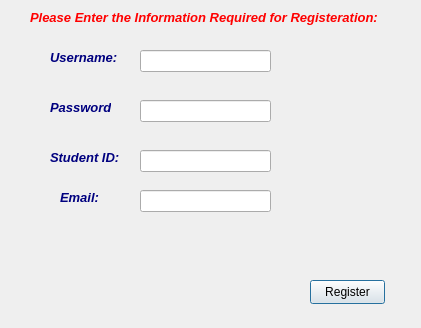
This is register.ui in Dalia0Hassan/AUC-UCMS as Qt 5 draws it before an edit. The edited form follows.
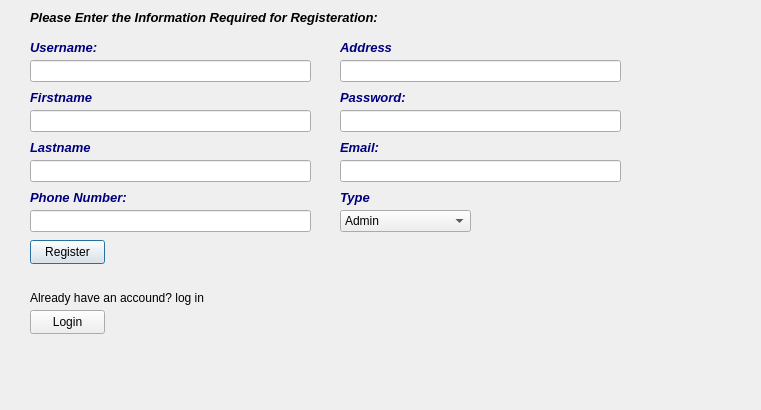
This is the edited form.

What changed in the file:
```diff
--- a/register.ui
+++ b/register.ui
@@ -6,8 +6,8 @@
    <rect>
     <x>0</x>
     <y>0</y>
-    <width>421</width>
-    <height>328</height>
+    <width>761</width>
+    <height>410</height>
    </rect>
   </property>
   <property name="windowTitle">
@@ -23,15 +23,15 @@
     </rect>
    </property>
    <property name="text">
-    <string>&lt;html&gt;&lt;head/&gt;&lt;body&gt;&lt;p&gt;&lt;span style=&quot; font-size:10pt; font-weight:700; font-style:italic; color:#ff0000;&quot;&gt;Please Enter the Information Required for Registeration:&lt;/span&gt;&lt;/p&gt;&lt;/body&gt;&lt;/html&gt;</string>
+    <string>&lt;html&gt;&lt;head/&gt;&lt;body&gt;&lt;p&gt;&lt;span style=&quot; font-size:10pt; font-weight:700; font-style:italic; color:#000000;&quot;&gt;Please Enter the Information Required for Registeration:&lt;/span&gt;&lt;/p&gt;&lt;/body&gt;&lt;/html&gt;</string>
    </property>
   </widget>
   <widget class="QLabel" name="label__R_username">
    <property name="geometry">
     <rect>
-     <x>50</x>
-     <y>50</y>
-     <width>81</width>
+     <x>30</x>
+     <y>40</y>
+     <width>271</width>
      <height>16</height>
     </rect>
    </property>
@@ -42,9 +42,9 @@
   <widget class="QLabel" name="label__R_password">
    <property name="geometry">
     <rect>
-     <x>50</x>
-     <y>100</y>
-     <width>61</width>
+     <x>340</x>
+     <y>90</y>
+     <width>281</width>
      <height>16</height>
     </rect>
    </property>
@@ -55,9 +55,9 @@
   <widget class="QLabel" name="label__R_email">
    <property name="geometry">
     <rect>
-     <x>60</x>
-     <y>190</y>
-     <width>49</width>
+     <x>340</x>
+     <y>140</y>
+     <width>281</width>
      <height>16</height>
     </rect>
    </property>
@@ -68,19 +68,9 @@
   <widget class="QLineEdit" name="lineEdit_R_username">
    <property name="geometry">
     <rect>
-     <x>140</x>
-     <y>50</y>
-     <width>131</width>
-     <height>22</height>
-    </rect>
-   </property>
-  </widget>
-  <widget class="QLineEdit" name="lineEdit__R_password">
-   <property name="geometry">
-    <rect>
-     <x>140</x>
-     <y>100</y>
-     <width>131</width>
+     <x>340</x>
+     <y>110</y>
+     <width>281</width>
      <height>22</height>
     </rect>
    </property>
@@ -88,12 +78,25 @@
     <enum>QLineEdit::EchoMode::Password</enum>
    </property>
   </widget>
+  <widget class="QLineEdit" name="lineEdit__R_username">
+   <property name="geometry">
+    <rect>
+     <x>30</x>
+     <y>60</y>
+     <width>281</width>
+     <height>22</height>
+    </rect>
+   </property>
+   <property name="echoMode">
+    <enum>QLineEdit::EchoMode::Normal</enum>
+   </property>
+  </widget>
   <widget class="QLineEdit" name="lineEdit__R_email">
    <property name="geometry">
     <rect>
-     <x>140</x>
-     <y>190</y>
-     <width>131</width>
+     <x>340</x>
+     <y>160</y>
+     <width>281</width>
      <height>22</height>
     </rect>
    </property>
@@ -101,8 +104,8 @@
   <widget class="QPushButton" name="pushButton">
    <property name="geometry">
     <rect>
-     <x>310</x>
-     <y>280</y>
+     <x>30</x>
+     <y>240</y>
      <width>75</width>
      <height>24</height>
     </rect>
@@ -111,30 +114,164 @@
     <string>Register</string>
    </property>
   </widget>
-  <widget class="QLabel" name="label__R_password_2">
+  <widget class="QLineEdit" name="lineEdit__R_phone">
    <property name="geometry">
     <rect>
-     <x>50</x>
-     <y>150</y>
-     <width>81</width>
+     <x>30</x>
+     <y>210</y>
+     <width>281</width>
+     <height>22</height>
+    </rect>
+   </property>
+  </widget>
+  <widget class="QLabel" name="label__R_email_2">
+   <property name="geometry">
+    <rect>
+     <x>30</x>
+     <y>190</y>
+     <width>271</width>
      <height>16</height>
     </rect>
    </property>
    <property name="text">
-    <string>&lt;html&gt;&lt;head/&gt;&lt;body&gt;&lt;p&gt;&lt;span style=&quot; font-size:10pt; font-weight:700; font-style:italic; color:#00007f;&quot;&gt;Student ID:&lt;/span&gt;&lt;/p&gt;&lt;/body&gt;&lt;/html&gt;</string>
+    <string>&lt;html&gt;&lt;head/&gt;&lt;body&gt;&lt;p&gt;&lt;span style=&quot; font-size:10pt; font-weight:700; font-style:italic; color:#00007f;&quot;&gt;Phone Number:&lt;/span&gt;&lt;/p&gt;&lt;/body&gt;&lt;/html&gt;</string>
    </property>
   </widget>
   <widget class="QLineEdit" name="lineEdit__R_studentid">
    <property name="geometry">
     <rect>
-     <x>140</x>
-     <y>150</y>
+     <x>340</x>
+     <y>60</y>
+     <width>281</width>
+     <height>22</height>
+    </rect>
+   </property>
+   <property name="echoMode">
+    <enum>QLineEdit::EchoMode::Normal</enum>
+   </property>
+  </widget>
+  <widget class="QLabel" name="label__R_username_2">
+   <property name="geometry">
+    <rect>
+     <x>340</x>
+     <y>40</y>
+     <width>271</width>
+     <height>16</height>
+    </rect>
+   </property>
+   <property name="text">
+    <string>&lt;html&gt;&lt;head/&gt;&lt;body&gt;&lt;p&gt;&lt;span style=&quot; font-size:10pt; font-weight:700; font-style:italic; color:#00007f;&quot;&gt;Address&lt;/span&gt;&lt;/p&gt;&lt;/body&gt;&lt;/html&gt;</string>
+   </property>
+  </widget>
+  <widget class="QLineEdit" name="lineEdit__R_firstname">
+   <property name="geometry">
+    <rect>
+     <x>30</x>
+     <y>110</y>
+     <width>281</width>
+     <height>22</height>
+    </rect>
+   </property>
+   <property name="echoMode">
+    <enum>QLineEdit::EchoMode::Normal</enum>
+   </property>
+  </widget>
+  <widget class="QLabel" name="label__R_username_3">
+   <property name="geometry">
+    <rect>
+     <x>30</x>
+     <y>90</y>
+     <width>271</width>
+     <height>16</height>
+    </rect>
+   </property>
+   <property name="text">
+    <string>&lt;html&gt;&lt;head/&gt;&lt;body&gt;&lt;p&gt;&lt;span style=&quot; font-size:10pt; font-weight:700; font-style:italic; color:#00007f;&quot;&gt;Firstname&lt;/span&gt;&lt;/p&gt;&lt;/body&gt;&lt;/html&gt;</string>
+   </property>
+  </widget>
+  <widget class="QLineEdit" name="lineEdit__R_lastname">
+   <property name="geometry">
+    <rect>
+     <x>30</x>
+     <y>160</y>
+     <width>281</width>
+     <height>22</height>
+    </rect>
+   </property>
+   <property name="echoMode">
+    <enum>QLineEdit::EchoMode::Normal</enum>
+   </property>
+  </widget>
+  <widget class="QLabel" name="label__R_username_4">
+   <property name="geometry">
+    <rect>
+     <x>30</x>
+     <y>140</y>
+     <width>271</width>
+     <height>16</height>
+    </rect>
+   </property>
+   <property name="text">
+    <string>&lt;html&gt;&lt;head/&gt;&lt;body&gt;&lt;p&gt;&lt;span style=&quot; font-size:10pt; font-weight:700; font-style:italic; color:#00007f;&quot;&gt;Lastname&lt;/span&gt;&lt;/p&gt;&lt;/body&gt;&lt;/html&gt;</string>
+   </property>
+  </widget>
+  <widget class="QComboBox" name="comboBox_user_type">
+   <property name="geometry">
+    <rect>
+     <x>340</x>
+     <y>210</y>
      <width>131</width>
      <height>22</height>
     </rect>
    </property>
-   <property name="echoMode">
-    <enum>QLineEdit::EchoMode::Password</enum>
+   <item>
+    <property name="text">
+     <string>Admin</string>
+    </property>
+   </item>
+   <item>
+    <property name="text">
+     <string>Student</string>
+    </property>
+   </item>
+  </widget>
+  <widget class="QLabel" name="label__R_email_3">
+   <property name="geometry">
+    <rect>
+     <x>340</x>
+     <y>190</y>
+     <width>271</width>
+     <height>16</height>
+    </rect>
+   </property>
+   <property name="text">
+    <string>&lt;html&gt;&lt;head/&gt;&lt;body&gt;&lt;p&gt;&lt;span style=&quot; font-size:10pt; font-weight:700; font-style:italic; color:#00007f;&quot;&gt;Type&lt;/span&gt;&lt;/p&gt;&lt;/body&gt;&lt;/html&gt;</string>
+   </property>
+  </widget>
+  <widget class="QLabel" name="label">
+   <property name="geometry">
+    <rect>
+     <x>30</x>
+     <y>290</y>
+     <width>281</width>
+     <height>16</height>
+    </rect>
+   </property>
+   <property name="text">
+    <string>Already have an accound? log in</string>
+   </property>
+  </widget>
+  <widget class="QPushButton" name="pushButton_login_page">
+   <property name="geometry">
+    <rect>
+     <x>30</x>
+     <y>310</y>
+     <width>75</width>
+     <height>24</height>
+    </rect>
+   </property>
+   <property name="text">
+    <string>Login</string>
    </property>
   </widget>
  </widget>
```
Left out of the diff: 18 changed lines with no effect on the pictures.
